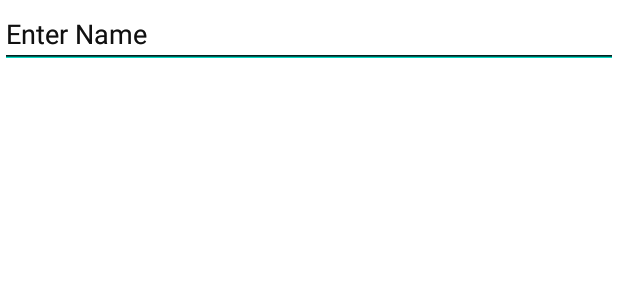
After one commit to SkyrunnerOO7/Medi-help, an Android app: the layout activity_doctors_appointment.xml on its own in the app's theme, with its tools: preview values and no code run, on a phone screen of 412 x 824 dp. The commit adds this screen. Shown: the top 300 px of the screen. Run offline under Robolectric (Android 15) with nearby library versions, the phone set to English and light mode, and no system bars.

Commit message:
doctor's appointment

```diff
--- /dev/null
+++ b/app/src/main/res/layout/activity_doctors_appointment.xml
@@ -0,0 +1,30 @@
+<?xml version="1.0" encoding="utf-8"?>
+<androidx.constraintlayout.widget.ConstraintLayout xmlns:android="http://schemas.android.com/apk/res/android"
+    xmlns:app="http://schemas.android.com/apk/res-auto"
+    xmlns:tools="http://schemas.android.com/tools"
+    android:layout_width="match_parent"
+    android:layout_height="match_parent"
+    tools:context=".DoctorsAppointment">
+
+    <EditText
+        android:id="@+id/name_view"
+        android:layout_width="match_parent"
+        android:layout_height="wrap_content"
+        android:hint="Enter Name"
+        android:inputType="textMultiLine"
+        />
+    <EditText
+        android:id="@+id/Age"
+        android:layout_width="match_parent"
+        android:layout_height="wrap_content"
+        android:hint="Enter Name"
+        android:inputType="textMultiLine"
+        />
+    <EditText
+        android:id="@+id/contact"
+        android:layout_width="match_parent"
+        android:layout_height="wrap_content"
+        android:hint="Enter Name"
+        android:inputType="textMultiLine"
+        />
+</androidx.constraintlayout.widget.ConstraintLayout>
```
Also changed, not shown: app/src/main/AndroidManifest.xml (+8 -0 lines), app/src/main/java/com/example/medihelp/DoctorsAppointment.java (added, +14 -0 lines), app/src/main/java/com/example/medihelp/PharmaActivity.java (+42 -0 lines), app/src/main/res/layout/activity_pharma.xml (+15 -0 lines), 1 other file.
